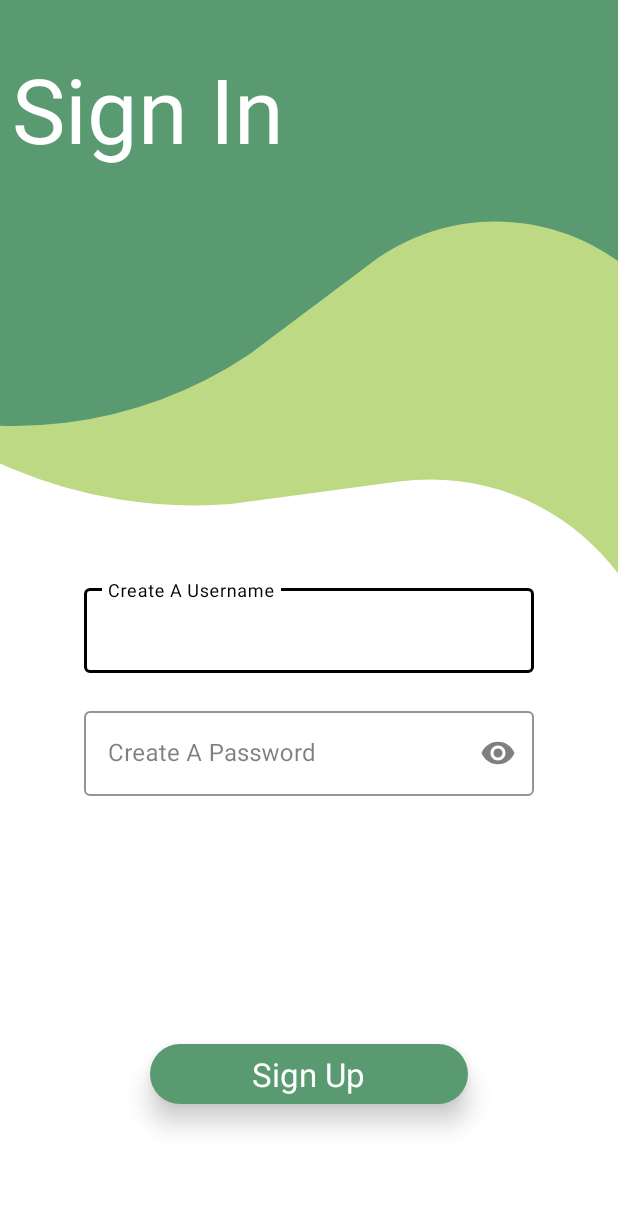
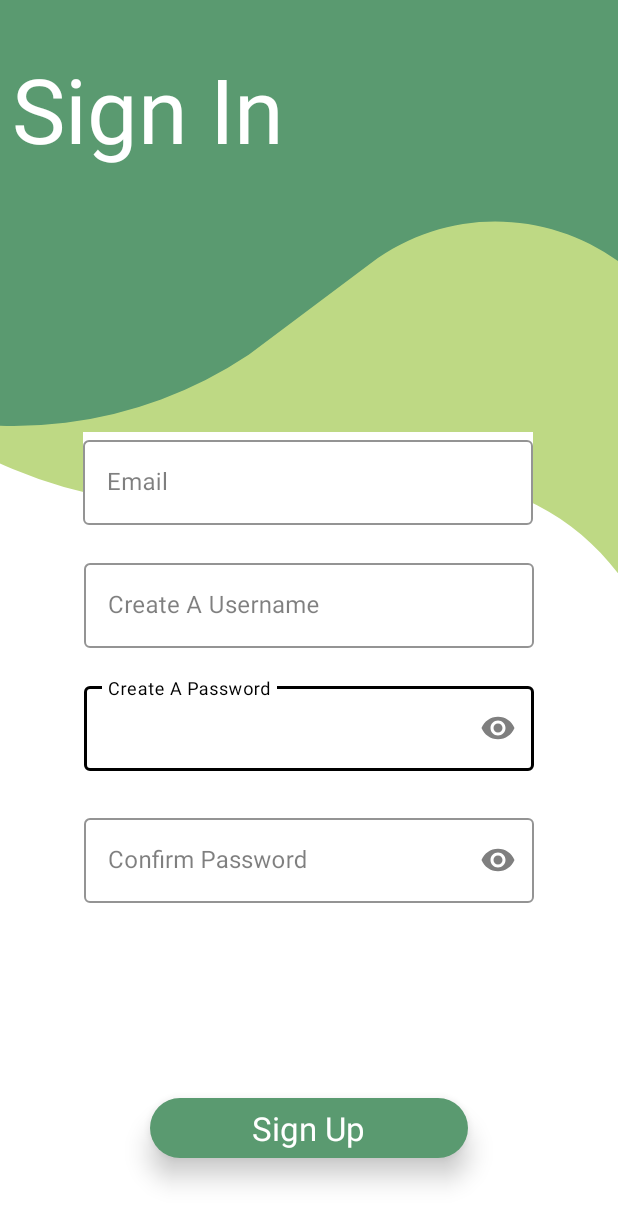
Before and after one commit to ETS-Android1/tool-share-mobile, an Android app: the SignUpActivity screen opened directly, with no data from a screen before it, on a phone screen of 412 x 824 dp. Shown: the top 1224 px of the screen. Run offline under Robolectric (Android 15) with nearby library versions, the phone set to English and light mode, and no system bars; Roboto replaces fonts that are not available here.

```diff
--- a/app/src/main/res/layout/activity_sign_up.xml
+++ b/app/src/main/res/layout/activity_sign_up.xml
@@ -6,6 +6,31 @@
     android:layout_height="match_parent"
     android:background="@drawable/login_ui"
     tools:context=".activity.SignUpActivity">
+
+    <com.google.android.material.textfield.TextInputLayout
+        android:id="@+id/editText2"
+        style="@style/Widget.MaterialComponents.TextInputLayout.OutlinedBox"
+        android:layout_width="300dp"
+        android:layout_height="wrap_content"
+        android:layout_marginTop="20dp"
+        android:background="#fff"
+        android:textColorHint="#80000000"
+        app:boxStrokeColor="@color/black"
+        app:hintTextColor="@color/black"
+        app:layout_constraintEnd_toStartOf="@+id/guideline3"
+        app:layout_constraintStart_toStartOf="@+id/guideline3"
+        app:layout_constraintTop_toBottomOf="@+id/editText"
+        app:passwordToggleEnabled="true"
+        app:passwordToggleTint="#80000000">
+
+        <com.google.android.material.textfield.TextInputEditText
+            android:layout_width="match_parent"
+            android:layout_height="wrap_content"
+            android:backgroundTint="#fff"
+            android:hint="Create A Password"
+            android:inputType="textPassword"
+            android:textColor="#000" />
+    </com.google.android.material.textfield.TextInputLayout>
 
     <androidx.constraintlayout.widget.Guideline
         android:id="@+id/guideline3"
@@ -50,7 +75,7 @@
         android:layout_width="wrap_content"
         android:layout_height="wrap_content"
         android:orientation="horizontal"
-        app:layout_constraintGuide_percent="0.69" />
+        app:layout_constraintGuide_percent="0.67" />
 
     <com.google.android.material.textfield.TextInputLayout
         android:id="@+id/editText"
@@ -68,10 +93,41 @@
         app:layout_constraintStart_toStartOf="@+id/guideline3">
 
         <com.google.android.material.textfield.TextInputEditText
+            android:id="@+id/editTextTextWebEmailAddress"
             android:layout_width="match_parent"
             android:layout_height="wrap_content"
+            android:layout_weight="1"
             android:backgroundTint="#50ffffff"
             android:hint="Create A Username"
+            android:inputType="textWebEmailAddress"
+            android:textColor="#000" />
+    </com.google.android.material.textfield.TextInputLayout>
+
+
+    <com.google.android.material.textfield.TextInputLayout
+        android:id="@+id/signupEmailEditText"
+        style="@style/Widget.MaterialComponents.TextInputLayout.OutlinedBox"
+        android:layout_width="300dp"
+        android:layout_height="wrap_content"
+        android:layout_marginBottom="20dp"
+        android:background="#fff"
+        android:textColorHint="#80000000"
+        app:boxStrokeColor="@color/black"
+        app:hintTextColor="@color/black"
+        app:layout_constraintBottom_toTopOf="@+id/editText"
+        app:layout_constraintEnd_toEndOf="parent"
+        app:layout_constraintHorizontal_bias="0.495"
+        app:layout_constraintStart_toStartOf="parent"
+        app:layout_constraintTop_toTopOf="parent"
+        app:layout_constraintVertical_bias="1.0">
+
+        <com.google.android.material.textfield.TextInputEditText
+            android:id="@+id/editTextTsignupEmail"
+            android:layout_width="match_parent"
+            android:layout_height="wrap_content"
+            android:layout_weight="1"
+            android:backgroundTint="#50ffffff"
+            android:hint="Email"
             android:inputType="textWebEmailAddress"
             android:textColor="#000" />
     </com.google.android.material.textfield.TextInputLayout>
@@ -81,7 +137,7 @@
         style="@style/Widget.MaterialComponents.TextInputLayout.OutlinedBox"
         android:layout_width="300dp"
         android:layout_height="wrap_content"
-        android:layout_marginTop="20dp"
+        android:layout_marginTop="108dp"
         android:background="#fff"
         android:textColorHint="#80000000"
         app:boxStrokeColor="@color/black"
@@ -93,14 +149,15 @@
         app:passwordToggleTint="#80000000">
 
         <com.google.android.material.textfield.TextInputEditText
+            android:id="@+id/editTextTextPassword"
             android:layout_width="match_parent"
             android:layout_height="wrap_content"
+            android:layout_weight="1"
             android:backgroundTint="#fff"
-            android:hint="Create A Password"
+            android:hint="Confirm Password"
             android:inputType="textPassword"
             android:textColor="#000" />
     </com.google.android.material.textfield.TextInputLayout>
-
 
     <TextView
         android:id="@+id/textView"
@@ -121,7 +178,7 @@
         android:layout_height="40dp"
         android:layout_marginStart="100dp"
         android:layout_marginEnd="100dp"
-        android:layout_marginBottom="88dp"
+        android:layout_marginBottom="52dp"
         android:background="@drawable/green"
         android:elevation="10dp"
         android:gravity="center"
@@ -141,4 +198,11 @@
             android:textSize="22sp" />
     </LinearLayout>
 
+    <androidx.constraintlayout.widget.Guideline
+        android:id="@+id/guideline2"
+        android:layout_width="wrap_content"
+        android:layout_height="wrap_content"
+        android:orientation="horizontal"
+        app:layout_constraintGuide_begin="562dp" />
+
 </androidx.constraintlayout.widget.ConstraintLayout>
```
Also changed, not shown: 5 other files.
